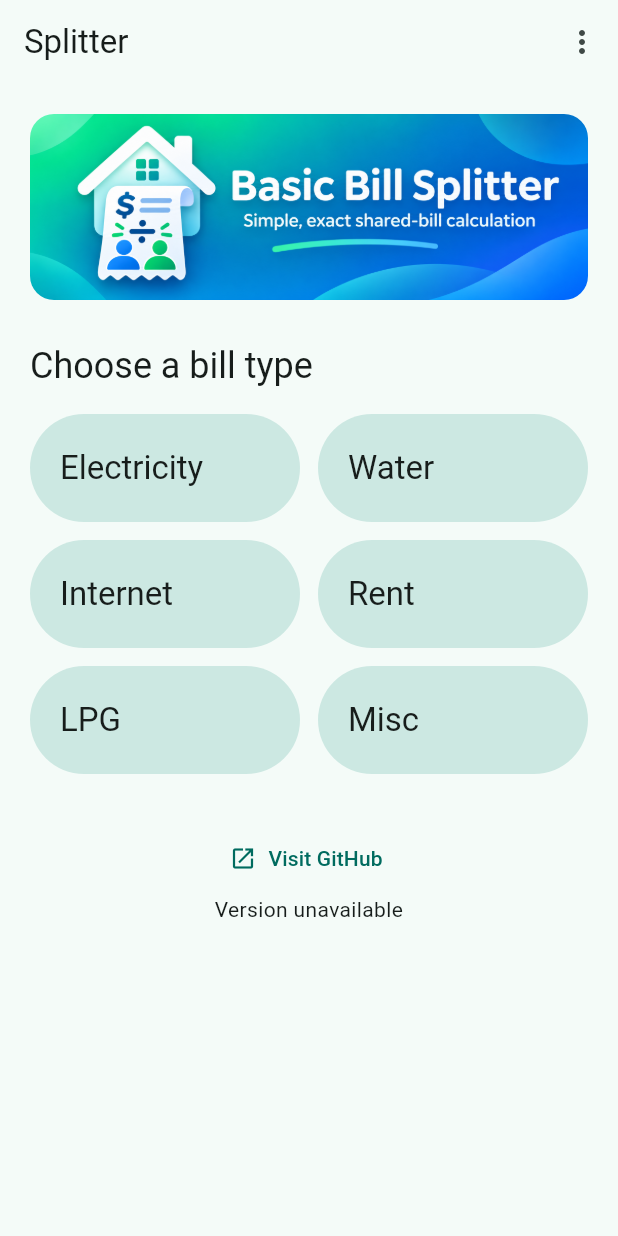
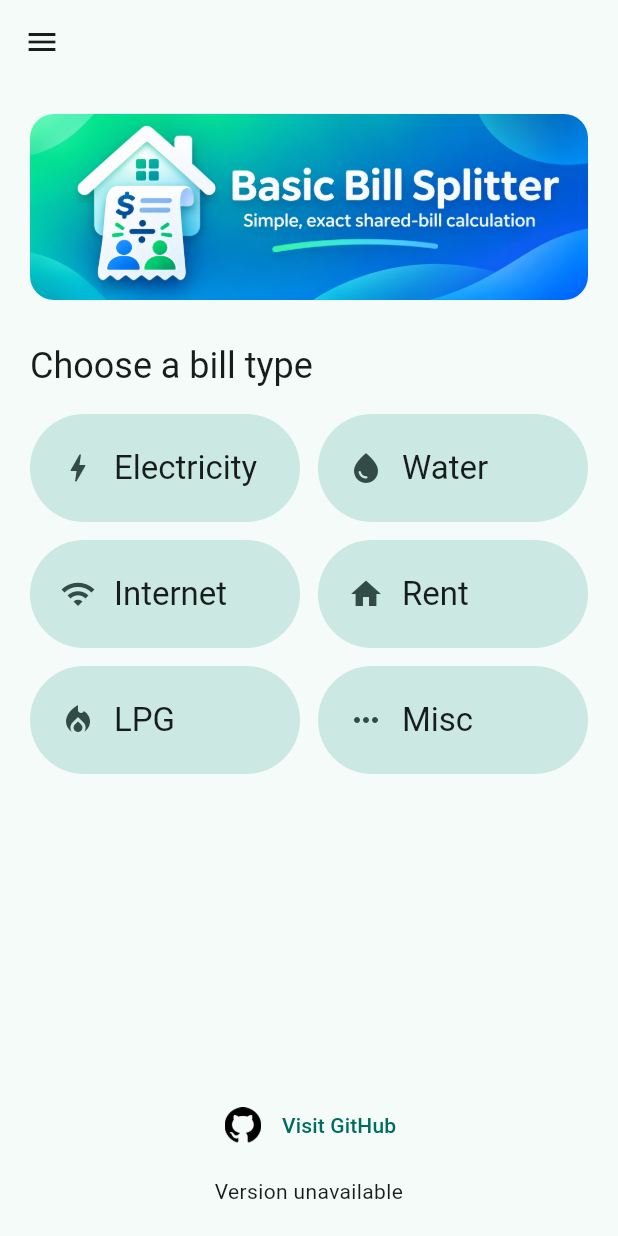
Before and after one commit to hectordoesgorug/Basic-Bill-Splitter, a Flutter app: the screen it shows after launch, after a tap on "Misc", after a tap on the "arrow back" icon, on a phone screen of 412 x 824 dp. Run offline on Flutter 3.47's test engine with Material 3 defaults, Android fonts, the phone set to English and light mode, and no system bars; our stand-ins replace material_ui.

Commit message:
Polish home navigation and date selection
Add category icons and a responsive GitHub/version footer, move the menu to the left, and remove app-bar titles. Billing periods now use a read-only formatted summary with a single date-range picker; occupancy dates retain manual fields.

```diff
--- a/lib/app/app_menu.dart
+++ b/lib/app/app_menu.dart
@@ -77,6 +77,7 @@ class AppMenu extends StatelessWidget {
   Widget build(BuildContext context) => PopupMenuButton<String>(
     key: const ValueKey('appMenu'),
     tooltip: 'Menu',
+    icon: const Icon(Icons.menu),
     onSelected: (action) => _select(context, action),
     itemBuilder: (context) => const [
       PopupMenuItem(value: 'about', child: Text('About')),
--- a/lib/app/home_screen.dart
+++ b/lib/app/home_screen.dart
@@ -41,18 +41,24 @@ class _HomeScreenState extends State<HomeScreen> {
       );
     }
     return Scaffold(
-      appBar: AppBar(
-        title: const Text('Splitter'),
-        actions: [AppMenu(version: _version)],
-      ),
+      appBar: AppBar(leading: AppMenu(version: _version)),
       body: SafeArea(
         child: LayoutBuilder(
           builder: (context, constraints) => SingleChildScrollView(
             padding: const EdgeInsets.all(20),
             child: Center(
               child: ConstrainedBox(
-                constraints: const BoxConstraints(maxWidth: 680),
+                constraints: BoxConstraints(
+                  maxWidth: 680,
+                  minHeight: constraints.maxHeight > 40
+                      ? constraints.maxHeight - 40
+                      : 0,
+                ),
                 child: Column(
+                  crossAxisAlignment: CrossAxisAlignment.stretch,
+                  mainAxisAlignment: MainAxisAlignment.spaceBetween,
+                  children: [
+                    Column(
                       crossAxisAlignment: CrossAxisAlignment.stretch,
                       children: [
                         ClipRRect(
@@ -73,7 +79,9 @@ class _HomeScreenState extends State<HomeScreen> {
                           builder: (context, grid) {
                             final columns =
                                 grid.maxWidth >= 360 &&
-                                MediaQuery.textScalerOf(context).scale(16) <= 24
+                                    MediaQuery.textScalerOf(context)
+                                            .scale(16) <=
+                                        24
                                 ? 2
                                 : 1;
                             final width =
@@ -86,7 +94,9 @@ class _HomeScreenState extends State<HomeScreen> {
                                   SizedBox(
                                     width: width,
                                     child: FilledButton.tonal(
-                                  key: ValueKey('billType-${category.name}'),
+                                      key: ValueKey(
+                                        'billType-${category.name}',
+                                      ),
                                       style: FilledButton.styleFrom(
                                         padding: const EdgeInsets.symmetric(
                                           horizontal: 20,
@@ -98,8 +108,25 @@ class _HomeScreenState extends State<HomeScreen> {
                                         _draft = BillDraft()
                                           ..selectCategory(category);
                                       }),
+                                      child: Row(
+                                        children: [
+                                          Icon(switch (category) {
+                                            BillCategory.electricity =>
+                                              Icons.bolt,
+                                            BillCategory.water =>
+                                              Icons.water_drop,
+                                            BillCategory.internet => Icons.wifi,
+                                            BillCategory.rent => Icons.home,
+                                            BillCategory.lpg =>
+                                              Icons.local_fire_department,
+                                            BillCategory.miscellaneous =>
+                                              Icons.more_horiz,
+                                          }, size: 24),
+                                          const SizedBox(width: 12),
+                                          Expanded(
                                             child: Text(
-                                    category == BillCategory.miscellaneous
+                                              category ==
+                                                      BillCategory.miscellaneous
                                                   ? 'Misc'
                                                   : category.label,
                                               style: Theme.of(context)
@@ -107,28 +134,53 @@ class _HomeScreenState extends State<HomeScreen> {
                                                   .titleLarge,
                                             ),
                                           ),
+                                        ],
+                                      ),
+                                    ),
                                   ),
                               ],
                             );
                           },
                         ),
-                    const SizedBox(height: 32),
+                      ],
+                    ),
+                    Padding(
+                      padding: const EdgeInsets.only(top: 32),
+                      child: Column(
+                        key: const ValueKey('homeFooter'),
+                        children: [
                           TextButton.icon(
                             key: const ValueKey('visitGitHub'),
                             onPressed: _visitRepository,
-                      icon: const Icon(Icons.open_in_new),
+                            icon: Padding(
+                              padding: const EdgeInsets.all(6),
+                              child: Image.asset(
+                                Theme.of(context).brightness == Brightness.dark
+                                    ? 'assets/github-mark-white.png'
+                                    : 'assets/github-mark-black.png',
+                                key: const ValueKey('githubMark'),
+                                width: 24,
+                                height: 24,
+                                excludeFromSemantics: true,
+                              ),
+                            ),
                             label: const Text('Visit GitHub'),
                           ),
+                          const SizedBox(height: 8),
                           FutureBuilder<String?>(
                             future: _version,
                             builder: (context, snapshot) => Text(
                               snapshot.hasData
                                   ? 'Version ${snapshot.data}'
-                            : snapshot.connectionState == ConnectionState.done
+                                  : snapshot.connectionState ==
+                                        ConnectionState.done
                                   ? 'Version unavailable'
                                   : 'Loading version…',
                               key: const ValueKey('appVersion'),
                               textAlign: TextAlign.center,
+                            ),
+                          ),
+                        ],
                       ),
                     ),
                   ],
--- a/lib/workflow/bill_workflow.dart
+++ b/lib/workflow/bill_workflow.dart
@@ -238,7 +238,8 @@ class _BillWorkflowState extends State<BillWorkflow> {
     endError: _errors[endId],
     firstDate: billing ? null : parseDate(_draft.periodStart),
     lastDate: billing ? null : parseDate(_draft.periodEnd),
-    pickerLabel: billing ? 'Choose billing period' : 'Choose occupancy dates',
+    pickerLabel: billing ? 'Choose Billing Period' : 'Choose occupancy dates',
+    showManualFields: !billing,
     onChanged: (from, to) {
       update(from, to);
       if (_errors.containsKey(startId) || _errors.containsKey(endId)) {
@@ -610,20 +611,19 @@ class _BillWorkflowState extends State<BillWorkflow> {
     },
     child: Scaffold(
       appBar: AppBar(
-        title: const Text('Splitter'),
-        leading: IconButton(
-          tooltip: 'Back',
-          onPressed: _back,
-          icon: const Icon(Icons.arrow_back),
-        ),
+        leading: AppMenu(version: widget.version, confirmExit: _confirmDiscard),
         actions: [
+          IconButton(
+            tooltip: 'Back',
+            onPressed: _back,
+            icon: const Icon(Icons.arrow_back),
+          ),
           IconButton(
             key: const ValueKey('goHome'),
             tooltip: 'Home',
             onPressed: _returnHome,
             icon: const Icon(Icons.home_outlined),
           ),
-          AppMenu(version: widget.version, confirmExit: _confirmDiscard),
         ],
       ),
       body: SafeArea(
--- a/lib/workflow/date_range_fields.dart
+++ b/lib/workflow/date_range_fields.dart
@@ -2,7 +2,7 @@ import 'package:material_ui/material_ui.dart';
 
 import 'bill_draft.dart';
 
-/// One range picker with manual fields retained as an alternative.
+/// One range picker, with manual occupancy fields or a billing summary.
 class DateRangeFields extends StatefulWidget {
   const DateRangeFields({
     super.key,
@@ -19,6 +19,7 @@ class DateRangeFields extends StatefulWidget {
     this.firstDate,
     this.lastDate,
     this.pickerLabel = 'Choose occupancy dates',
+    this.showManualFields = true,
   });
 
   final String id;
@@ -33,6 +34,7 @@ class DateRangeFields extends StatefulWidget {
   final DateTime? firstDate;
   final DateTime? lastDate;
   final String pickerLabel;
+  final bool showManualFields;
   final void Function(String start, String end) onChanged;
 
   @override
@@ -121,6 +123,26 @@ class _DateRangeFieldsState extends State<DateRangeFields> {
     ),
   );
 
+  String _displayDate(String input) {
+    final date = parseDate(input);
+    if (date == null) return 'Not selected';
+    const months = [
+      'Jan',
+      'Feb',
+      'Mar',
+      'Apr',
+      'May',
+      'Jun',
+      'Jul',
+      'Aug',
+      'Sep',
+      'Oct',
+      'Nov',
+      'Dec',
+    ];
+    return '${date.day.toString().padLeft(2, '0')} ${months[date.month - 1]} ${date.year.toString().padLeft(4, '0')}';
+  }
+
   @override
   Widget build(BuildContext context) => Column(
     crossAxisAlignment: CrossAxisAlignment.stretch,
@@ -132,8 +154,27 @@ class _DateRangeFieldsState extends State<DateRangeFields> {
         label: Text(widget.pickerLabel),
       ),
       const SizedBox(height: 16),
-      _field(widget.startId, widget.startLabel, _start, widget.startError),
-      _field(widget.endId, widget.endLabel, _end, widget.endError),
+      if (widget.showManualFields) ...[
+        _field(widget.startId, widget.startLabel, _start, widget.startError),
+        _field(widget.endId, widget.endLabel, _end, widget.endError),
+      ] else ...[
+        Semantics(
+          label: 'Billing period',
+          child: Text(
+            '${_displayDate(_start.text)} - ${_displayDate(_end.text)}',
+            key: ValueKey('${widget.id}.summary'),
+          ),
+        ),
+        if (widget.startError != null || widget.endError != null)
+          Padding(
+            padding: const EdgeInsets.only(top: 8),
+            child: Text(
+              [widget.startError, widget.endError].nonNulls.join(' '),
+              style: TextStyle(color: Theme.of(context).colorScheme.error),
+            ),
+          ),
+        const SizedBox(height: 16),
+      ],
     ],
   );
 }
--- a/pubspec.yaml
+++ b/pubspec.yaml
@@ -59,6 +59,8 @@ flutter:
   uses-material-design: true
   assets:
     - assets/banner.png
+    - assets/github-mark-black.png
+    - assets/github-mark-white.png
 
   # To add assets to your application, add an assets section, like this:
   # assets:
```
Also changed, not shown: assets/github-mark-black.png (added), assets/github-mark-white.png (added), 3 other files. Lines whose indentation alone changed are shown as unchanged.
